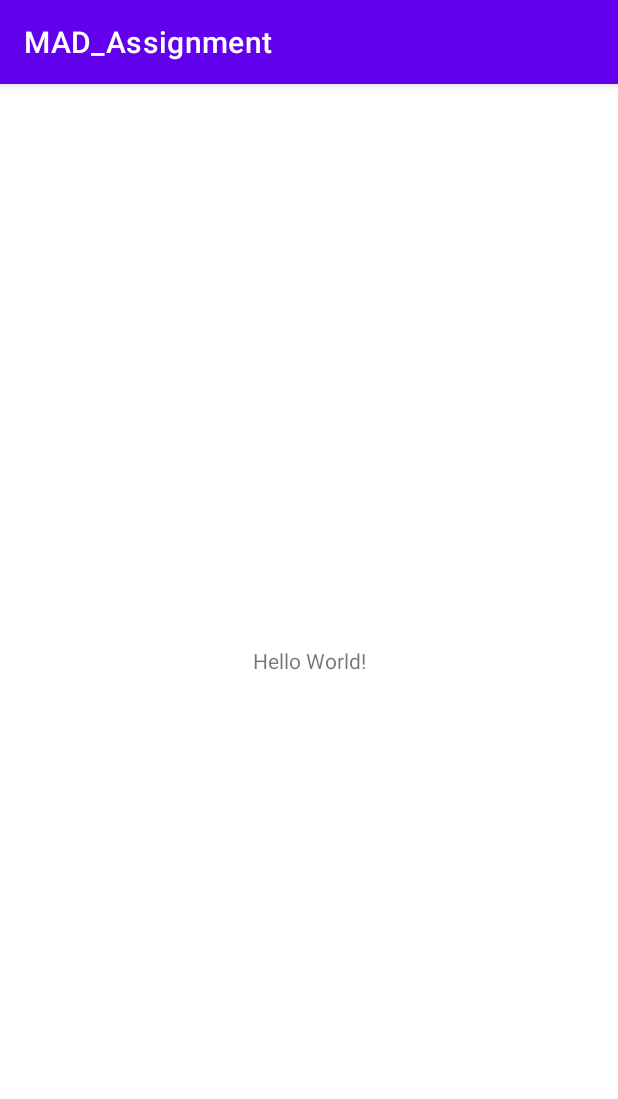
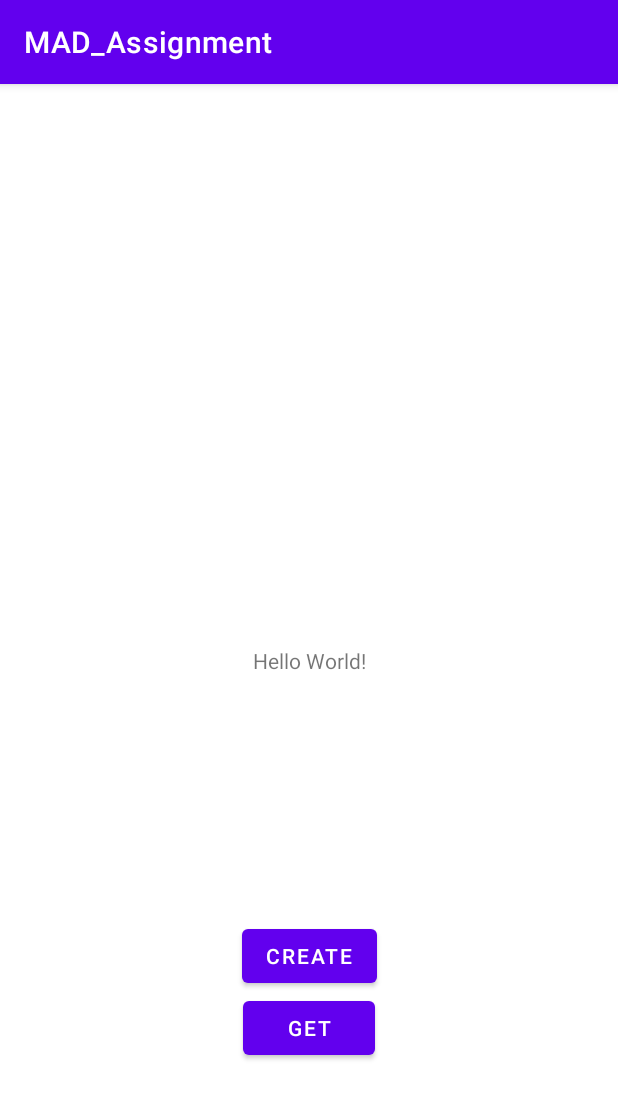
Before and after one commit to lky1020/MAD_Assignmnet, an Android app: the screen it shows after launch (MainActivity), on a phone screen of 412 x 824 dp. Shown: the top 1099 px of the screen. Run offline under Robolectric (Android 15) with nearby library versions, the phone set to English and light mode, and no system bars; our stand-ins replace Firebase (no records; nobody signed in at launch, a user with empty details on screens opened directly).

```diff
--- a/app/build.gradle
+++ b/app/build.gradle
@@ -1,6 +1,7 @@
 plugins {
     id 'com.android.application'
     id 'kotlin-android'
+    id 'com.google.gms.google-services'
 }
 
 android {
@@ -39,6 +40,7 @@ dependencies {
     implementation 'androidx.appcompat:appcompat:1.2.0'
     implementation 'com.google.android.material:material:1.3.0'
     implementation 'androidx.constraintlayout:constraintlayout:2.0.4'
+    implementation 'com.google.firebase:firebase-database:19.7.0'
     testImplementation 'junit:junit:4.+'
     androidTestImplementation 'androidx.test.ext:junit:1.1.2'
     androidTestImplementation 'androidx.test.espresso:espresso-core:3.3.0'
--- /dev/null
+++ b/app/src/main/java/com/example/mad_assignment/Class/User.kt
@@ -0,0 +1,3 @@
+package com.example.mad_assignment.Class
+
+data class User (val username: String, val password:String)
--- a/app/src/main/java/com/example/mad_assignment/MainActivity.kt
+++ b/app/src/main/java/com/example/mad_assignment/MainActivity.kt
@@ -1,11 +1,58 @@
 package com.example.mad_assignment
 
+import android.os.Bundle
+import android.widget.Button
+import android.widget.TextView
+import android.widget.Toast
 import androidx.appcompat.app.AppCompatActivity
-import android.os.Bundle
+import com.example.mad_assignment.Class.User
+import com.google.firebase.database.DataSnapshot
+import com.google.firebase.database.DatabaseError
+import com.google.firebase.database.FirebaseDatabase
+import com.google.firebase.database.ValueEventListener
+import java.lang.StringBuilder
+
 
 class MainActivity : AppCompatActivity() {
     override fun onCreate(savedInstanceState: Bundle?) {
         super.onCreate(savedInstanceState)
         setContentView(R.layout.activity_main)
+
+        val database = FirebaseDatabase.getInstance()
+        val myRef = database.reference.child("User")
+
+        val btnCreate: Button = findViewById(R.id.btn_createUser)
+
+        btnCreate.setOnClickListener(){
+            val user = User("testing1", "testing1")
+            myRef.push().setValue(user)
+        }
+
+        var getData = object : ValueEventListener {
+            override fun onDataChange(snapshot: DataSnapshot) {
+                var sb = StringBuilder();
+
+                for(c in snapshot.children){
+                    var name = c.child("username").getValue()
+                    sb.append("${name}\n")
+                }
+
+                val tvTest: TextView = findViewById(R.id.tvTest)
+                tvTest.setText(sb)
+            }
+
+            override fun onCancelled(error: DatabaseError) {
+
+            }
+
+        }
+
+        val btnGet: Button = findViewById(R.id.btn_getUser)
+
+        btnGet.setOnClickListener(){
+            myRef.addValueEventListener(getData)
+            myRef.addListenerForSingleValueEvent(getData)
+        }
+
     }
 }
--- a/app/src/main/res/layout/activity_main.xml
+++ b/app/src/main/res/layout/activity_main.xml
@@ -7,6 +7,7 @@
     tools:context=".MainActivity">
 
     <TextView
+        android:id="@+id/tvTest"
         android:layout_width="wrap_content"
         android:layout_height="wrap_content"
         android:text="Hello World!"
@@ -15,4 +16,23 @@
         app:layout_constraintRight_toRightOf="parent"
         app:layout_constraintTop_toTopOf="parent" />
 
+    <Button
+        android:id="@+id/btn_createUser"
+        android:layout_width="wrap_content"
+        android:layout_height="wrap_content"
+        android:text="Create"
+        app:layout_constraintBottom_toBottomOf="parent"
+        app:layout_constraintEnd_toEndOf="parent"
+        app:layout_constraintStart_toStartOf="parent"
+        app:layout_constraintTop_toBottomOf="@+id/tvTest" />
+
+    <Button
+        android:id="@+id/btn_getUser"
+        android:layout_width="wrap_content"
+        android:layout_height="wrap_content"
+        android:text="Get"
+        app:layout_constraintEnd_toEndOf="parent"
+        app:layout_constraintStart_toStartOf="parent"
+        app:layout_constraintTop_toBottomOf="@+id/btn_createUser" />
+
 </androidx.constraintlayout.widget.ConstraintLayout>
--- a/build.gradle
+++ b/build.gradle
@@ -8,6 +8,7 @@ buildscript {
     dependencies {
         classpath "com.android.tools.build:gradle:4.1.2"
         classpath "org.jetbrains.kotlin:kotlin-gradle-plugin:$kotlin_version"
+        classpath 'com.google.gms:google-services:4.3.5'
 
         // NOTE: Do not place your application dependencies here; they belong
         // in the individual module build.gradle files
```
Also changed, not shown: 1 other file.
